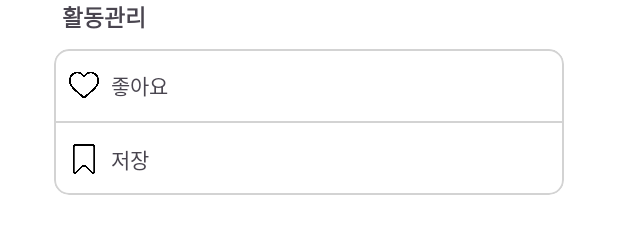
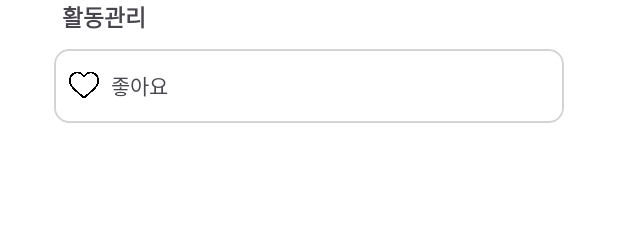
Before and after one commit to kangeunsong/BYTE, an Android app: the layout fragment_mypage.xml on its own in the app's theme, with its tools: preview values and no code run, on a phone screen of 412 x 824 dp. Shown: the part 589-823 px from the top of the screen. Run offline under Robolectric (Android 15) with nearby library versions, the phone set to English and light mode, and no system bars.

Commit message:
erase unused part

```diff
--- a/app/src/main/res/layout/fragment_mypage.xml
+++ b/app/src/main/res/layout/fragment_mypage.xml
@@ -282,33 +282,33 @@
                             android:layout_height="1dp"
                             android:background="#D3D3D3" />
 
-                        <LinearLayout
-                            android:layout_width="match_parent"
-                            android:layout_height="wrap_content"
-                            android:gravity="center_vertical"
-                            android:orientation="horizontal">
+<!--                        <LinearLayout-->
+<!--                            android:layout_width="match_parent"-->
+<!--                            android:layout_height="wrap_content"-->
+<!--                            android:gravity="center_vertical"-->
+<!--                            android:orientation="horizontal">-->
 
-                            <ImageView
-                                android:layout_width="20dp"
-                                android:layout_height="20dp"
-                                android:layout_marginLeft="10dp"
-                                android:src="@drawable/save" />
+<!--                            <ImageView-->
+<!--                                android:layout_width="20dp"-->
+<!--                                android:layout_height="20dp"-->
+<!--                                android:layout_marginLeft="10dp"-->
+<!--                                android:src="@drawable/save" />-->
 
-                            <TextView
-                                android:id="@+id/save"
-                                android:layout_width="100dp"
-                                android:layout_height="48dp"
-                                android:gravity="center_vertical"
-                                android:paddingStart="8dp"
-                                android:text="저장" />
+<!--                            <TextView-->
+<!--                                android:id="@+id/save"-->
+<!--                                android:layout_width="100dp"-->
+<!--                                android:layout_height="48dp"-->
+<!--                                android:gravity="center_vertical"-->
+<!--                                android:paddingStart="8dp"-->
+<!--                                android:text="저장" />-->
 
-                            <ImageView
-                                android:layout_width="15dp"
-                                android:layout_height="match_parent"
-                                android:layout_marginLeft="280dp"
-                                android:src="@drawable/baseline_arrow_forward_ios_24"
-                                app:tint="@color/grey" />
-                        </LinearLayout>
+<!--                            <ImageView-->
+<!--                                android:layout_width="15dp"-->
+<!--                                android:layout_height="match_parent"-->
+<!--                                android:layout_marginLeft="280dp"-->
+<!--                                android:src="@drawable/baseline_arrow_forward_ios_24"-->
+<!--                                app:tint="@color/grey" />-->
+<!--                        </LinearLayout>-->
                     </LinearLayout>
                 </com.google.android.material.card.MaterialCardView>
                 <TextView
```
